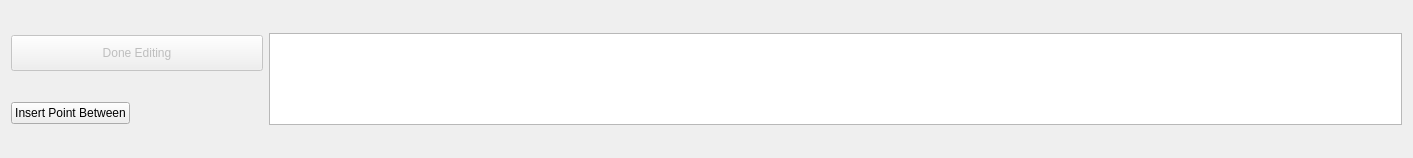
Above: Qt/InstaDam/Selector/polygonSelect.ui from Vedhus/InstaDam before the change. Below: the same form after it.
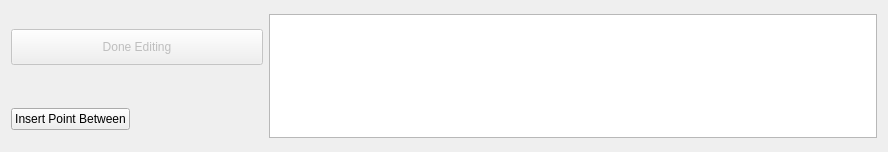
That is the form after the change.

```diff
--- a/Qt/InstaDam/Selector/polygonSelect.ui
+++ b/Qt/InstaDam/Selector/polygonSelect.ui
@@ -6,14 +6,38 @@
    <rect>
     <x>0</x>
     <y>0</y>
-    <width>1413</width>
-    <height>158</height>
+    <width>888</width>
+    <height>152</height>
    </rect>
   </property>
+  <property name="sizePolicy">
+   <sizepolicy hsizetype="Expanding" vsizetype="Expanding">
+    <horstretch>0</horstretch>
+    <verstretch>0</verstretch>
+   </sizepolicy>
+  </property>
+  <property name="minimumSize">
+   <size>
+    <width>859</width>
+    <height>152</height>
+   </size>
+  </property>
+  <property name="baseSize">
+   <size>
+    <width>0</width>
+    <height>152</height>
+   </size>
+  </property>
   <property name="windowTitle">
    <string>Form</string>
   </property>
   <layout class="QGridLayout" name="gridLayout">
+   <property name="topMargin">
+    <number>0</number>
+   </property>
+   <property name="bottomMargin">
+    <number>0</number>
+   </property>
    <item row="1" column="0">
     <widget class="QPushButton" name="insertPointButton">
      <property name="sizePolicy">
@@ -51,6 +75,12 @@
    </item>
    <item row="0" column="1" rowspan="2">
     <widget class="QPlainTextEdit" name="polygonMessageBox">
+     <property name="minimumSize">
+      <size>
+       <width>0</width>
+       <height>110</height>
+      </size>
+     </property>
      <property name="undoRedoEnabled">
       <bool>false</bool>
      </property>
```
Left out of the diff: 3 changed lines with no effect on the pictures.
